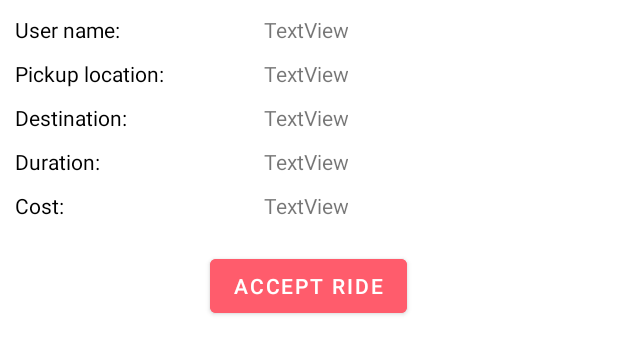
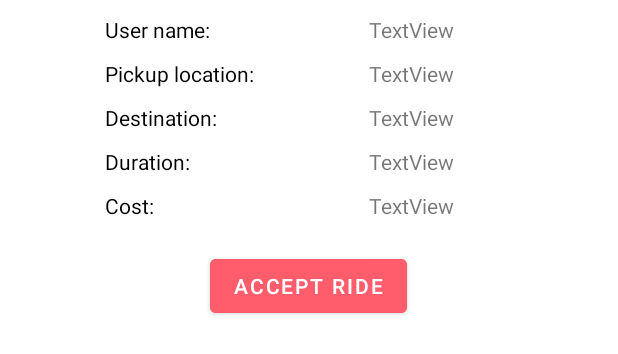
Before and after one commit to LisaHanna13/LDRides, an Android app: the layout home_driver_child_view.xml on its own in the app's theme, with its tools: preview values and no code run, on a phone screen of 412 x 824 dp. Shown: the top 354 px of the screen. Run offline under Robolectric (Android 15) with nearby library versions, the phone set to English and light mode, and no system bars.

Commit message:
part 10!!!!!!! WE DID IT YEAH! YEAH! YEAH!

```diff
--- a/FinalProject/FinalProject/app/src/main/java/com/example/finalproject/HomeDriver.java
+++ b/FinalProject/FinalProject/app/src/main/java/com/example/finalproject/HomeDriver.java
@@ -19,7 +19,7 @@ import java.util.HashMap;
 
 public class HomeDriver extends AppCompatActivity {
 
-    TextView welcome, user, ride, pickup, destination, duration, cost;
+    TextView welcome;
     Button signOutB;
 
     DatabaseHelper databaseHelper;
--- a/FinalProject/FinalProject/app/src/main/java/com/example/finalproject/HomeDriverRecyclerViewAdapter.java
+++ b/FinalProject/FinalProject/app/src/main/java/com/example/finalproject/HomeDriverRecyclerViewAdapter.java
@@ -56,8 +56,8 @@ public class HomeDriverRecyclerViewAdapter extends RecyclerView.Adapter<HomeDriv
         holder.userTV.setText(users[position]);
         holder.pickupTV.setText(pickups[position]);
         holder.destinationTV.setText(destinations[position]);
-        holder.durationTv.setText(String.valueOf(durations[position]));
-        holder.costTV.setText(String.format("%.2f", costs[position]));
+        holder.durationTv.setText(String.valueOf(durations[position]) + " minutes");
+        holder.costTV.setText(String.format("%.2f", costs[position]) + "$");
     }
 
     @Override
--- a/FinalProject/FinalProject/app/src/main/java/com/example/finalproject/MainActivity.java
+++ b/FinalProject/FinalProject/app/src/main/java/com/example/finalproject/MainActivity.java
@@ -38,7 +38,7 @@ public class MainActivity extends AppCompatActivity {
 
 //        databaseHelper.insertRide("2010-04-23", 120, 8.42, "AGAIN", "PLEASE WORK", 2, 0);
 
-//        databaseHelper.insertDriver("Deema", "Mohiar", "dm@hot.com", "1234",
+//        databaseHelper.insertDriver("Deema", "Mohiar", "dm@hotmail.com", "1234",
 //                "arabic, english", "2021-05-31","Montreal", 5,0, "i hate my job", "A123B123");
 
         SI_signInDriverB.setOnClickListener(new View.OnClickListener() {
--- a/FinalProject/FinalProject/app/src/main/java/com/example/finalproject/NewPassword.java
+++ b/FinalProject/FinalProject/app/src/main/java/com/example/finalproject/NewPassword.java
@@ -50,8 +50,8 @@ public class NewPassword extends AppCompatActivity {
                     return;
                 }
 
-                boolean isUpdated = databaseHelper.updateUser(user.getUserId(), user.getFirstName(),
-                        user.getLastName(), user.getPhoneNumber());
+                boolean isUpdated = databaseHelper.updateUserPassword(user.getUserId(),
+                        newPasswordInput.getText().toString());
 
                 if (isUpdated) {
                     Toast.makeText(getApplicationContext(), "Password successfully updated!",
--- a/FinalProject/FinalProject/app/src/main/java/com/example/finalproject/RideRecyclerViewAdapter.java
+++ b/FinalProject/FinalProject/app/src/main/java/com/example/finalproject/RideRecyclerViewAdapter.java
@@ -49,7 +49,7 @@ public class RideRecyclerViewAdapter extends RecyclerView.Adapter<RideRecyclerVi
         currentRideId = Integer.valueOf(rides[position]);
         holder.dateTv.setText(dates[position]);
         holder.driverTv.setText(drivers[position]);
-        holder.durationTv.setText(String.valueOf(durations[position]));
+        holder.durationTv.setText(String.valueOf(durations[position]) + " minutes");
         holder.costTv.setText(String.format("%.2f", costs[position]) + "$");
     }
 
--- a/FinalProject/FinalProject/app/src/main/res/layout/activity_forgot_password.xml
+++ b/FinalProject/FinalProject/app/src/main/res/layout/activity_forgot_password.xml
@@ -61,7 +61,7 @@
     <TextView
         android:layout_width="match_parent"
         android:layout_height="wrap_content"
-        android:text="Keyword"
+        android:text="Where were you born?"
         android:layout_marginLeft="35dp"
         android:layout_marginTop="20dp"
         android:textColor="#ff5c6c"
--- a/FinalProject/FinalProject/app/src/main/res/layout/home_driver_child_view.xml
+++ b/FinalProject/FinalProject/app/src/main/res/layout/home_driver_child_view.xml
@@ -10,13 +10,14 @@
     <LinearLayout
         android:layout_width="match_parent"
         android:layout_height="wrap_content"
-        android:orientation="horizontal">
+        android:orientation="horizontal" >
 
         <TextView
             android:layout_width="wrap_content"
             android:layout_height="wrap_content"
             android:text="User name: "
-            android:textColor="@color/black" />
+            android:textColor="@color/black"
+            android:layout_marginLeft="60dp"/>
 
         <TextView
             android:id="@+id/nameTV"
@@ -24,7 +25,7 @@
             android:layout_height="wrap_content"
             android:text="TextView"
             android:gravity="right"
-            android:layout_marginRight="170dp"/>
+            android:layout_marginRight="100dp"/>
     </LinearLayout>
 
     <Space
@@ -41,7 +42,8 @@
             android:layout_width="wrap_content"
             android:layout_height="wrap_content"
             android:text="Pickup location: "
-            android:textColor="@color/black" />
+            android:textColor="@color/black"
+            android:layout_marginLeft="60dp"/>
 
         <TextView
             android:id="@+id/pickupTV"
@@ -49,7 +51,7 @@
             android:layout_height="wrap_content"
             android:text="TextView"
             android:gravity="right"
-            android:layout_marginRight="170dp"/>
+            android:layout_marginRight="100dp"/>
     </LinearLayout>
 
     <Space
@@ -66,7 +68,8 @@
             android:layout_width="wrap_content"
             android:layout_height="wrap_content"
             android:text="Destination: "
-            android:textColor="@color/black" />
+            android:textColor="@color/black"
+            android:layout_marginLeft="60dp"/>
 
         <TextView
             android:id="@+id/destinationTV"
@@ -74,7 +77,7 @@
             android:layout_height="wrap_content"
             android:text="TextView"
             android:gravity="right"
-            android:layout_marginRight="170dp"/>
+            android:layout_marginRight="100dp"/>
     </LinearLayout>
 
     <Space
@@ -91,7 +94,8 @@
             android:layout_width="wrap_content"
             android:layout_height="wrap_content"
             android:text="Duration: "
-            android:textColor="@color/black" />
+            android:textColor="@color/black"
+            android:layout_marginLeft="60dp"/>
 
         <TextView
             android:id="@+id/durationTV"
@@ -99,7 +103,7 @@
             android:layout_height="wrap_content"
             android:text="TextView"
             android:gravity="right"
-            android:layout_marginRight="170dp"/>
+            android:layout_marginRight="100dp"/>
     </LinearLayout>
 
     <Space
@@ -116,7 +120,8 @@
             android:layout_width="wrap_content"
             android:layout_height="wrap_content"
             android:text="Cost: "
-            android:textColor="@color/black" />
+            android:textColor="@color/black"
+            android:layout_marginLeft="60dp"/>
 
         <TextView
             android:id="@+id/costTV"
@@ -124,7 +129,7 @@
             android:layout_height="wrap_content"
             android:text="TextView"
             android:gravity="right"
-            android:layout_marginRight="170dp"/>
+            android:layout_marginRight="100dp"/>
     </LinearLayout>
 
     <Space
```
Also changed, not shown: FinalProject/FinalProject/app/src/main/java/com/example/finalproject/DatabaseHelper.java (+27 -0 lines).
